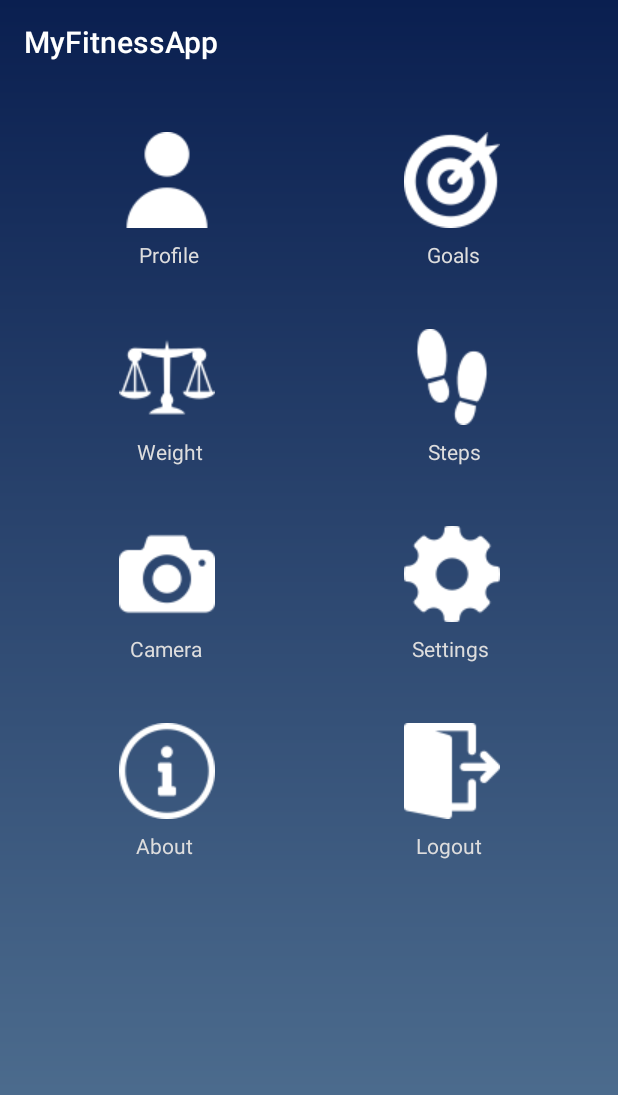
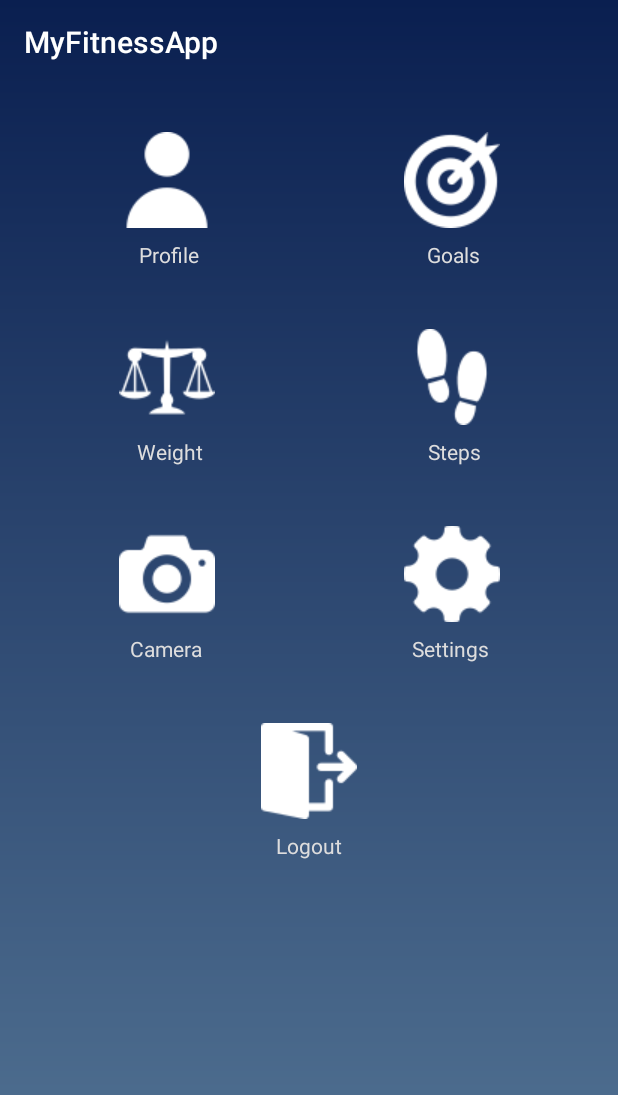
Before and after one commit to timalanjohnson/MyFitnessApp, an Android app: the DashboardActivity screen opened directly, with no data from a screen before it, on a phone screen of 412 x 824 dp. Shown: the top 1095 px of the screen. Run offline under Robolectric (Android 15) with nearby library versions, the phone set to English and light mode, and no system bars.

Commit message:
Final Submission

```diff
--- a/app/src/main/java/com/example/myfitnessapp/DashboardActivity.java
+++ b/app/src/main/java/com/example/myfitnessapp/DashboardActivity.java
@@ -15,7 +15,6 @@ public class DashboardActivity extends AppCompatActivity {
     ImageButton imageButtonSteps;
     ImageButton imageButtonPhoto;
     ImageButton imageButtonSettings;
-    ImageButton imageButtonAbout;
     ImageButton imageButtonLogout;
 
     @Override
@@ -29,7 +28,6 @@ public class DashboardActivity extends AppCompatActivity {
         imageButtonSteps = findViewById(R.id.imageButtonSteps);
         imageButtonPhoto = findViewById(R.id.imageButtonPhoto);
         imageButtonSettings = findViewById(R.id.imageButtonSettings);
-        imageButtonAbout = findViewById(R.id.imageButtonAbout);
         imageButtonLogout = findViewById(R.id.imageButtonLogout);
 
         // Launches corresponding activity on clicking a button.
--- a/app/src/main/java/com/example/myfitnessapp/StepCounterActivity.java
+++ b/app/src/main/java/com/example/myfitnessapp/StepCounterActivity.java
@@ -16,6 +16,7 @@ public class StepCounterActivity extends AppCompatActivity implements SensorEven
     SensorManager sensorManager;
 
     TextView textStepCount;
+    TextView textStepCountGoal;
     ProgressBar progressbarStepGoal;
 
     boolean running = false;
@@ -28,10 +29,12 @@ public class StepCounterActivity extends AppCompatActivity implements SensorEven
         getSupportActionBar().setDisplayHomeAsUpEnabled(true);
 
         textStepCount = findViewById(R.id.textStepCount);
+        textStepCountGoal = findViewById(R.id.textStepCountGoal);
         progressbarStepGoal = findViewById(R.id.progressbarStepGoal);
 
         sensorManager = (SensorManager) getSystemService(Context.SENSOR_SERVICE);
 
+        textStepCountGoal.setText("Goal: " + User.getUserStepGoal() + " steps.");
         int stepGoal = Integer.parseInt(User.getUserStepGoal());
         progressbarStepGoal.setMax(stepGoal);
     }
--- a/app/src/main/res/layout/activity_dashboard.xml
+++ b/app/src/main/res/layout/activity_dashboard.xml
@@ -175,16 +175,6 @@
                 android:orientation="horizontal">
 
                 <ImageButton
-                    android:id="@+id/imageButtonAbout"
-                    android:layout_width="wrap_content"
-                    android:layout_height="wrap_content"
-                    android:layout_gravity="center"
-                    android:layout_margin="8dp"
-                    android:layout_weight="1"
-                    android:background="@null"
-                    app:srcCompat="@drawable/info" />
-
-                <ImageButton
                     android:id="@+id/imageButtonLogout"
                     android:layout_width="wrap_content"
                     android:layout_height="wrap_content"
@@ -202,14 +192,6 @@
                 android:paddingBottom="40dp">
 
                 <TextView
-                    android:id="@+id/txtAbout"
-                    android:layout_width="wrap_content"
-                    android:layout_height="wrap_content"
-                    android:layout_weight="1"
-                    android:gravity="center"
-                    android:text="About" />
-
-                <TextView
                     android:id="@+id/txtLogout"
                     android:layout_width="wrap_content"
                     android:layout_height="wrap_content"
--- a/app/src/main/res/layout/activity_step_counter.xml
+++ b/app/src/main/res/layout/activity_step_counter.xml
@@ -46,12 +46,12 @@
 
     <ProgressBar
         android:id="@+id/progressbarStepGoal"
-        style="?android:attr/progressBarStyle"
+        style="@style/Widget.AppCompat.ProgressBar.Horizontal"
         android:layout_width="match_parent"
         android:layout_height="200dp"
         android:layout_centerInParent="true"
-        android:layout_margin="10dp"
-        android:layout_marginStart="8dp"
+        android:layout_marginStart="64dp"
+        android:layout_marginEnd="64dp"
         android:layout_marginTop="8dp"
         app:layout_constraintStart_toStartOf="parent"
         app:layout_constraintTop_toBottomOf="@+id/textStepCountGoal" />
--- a/app/src/main/res/layout/activity_weight.xml
+++ b/app/src/main/res/layout/activity_weight.xml
@@ -26,7 +26,7 @@
 
             <com.github.mikephil.charting.charts.LineChart
                 android:layout_width="match_parent"
-                android:layout_height="400dp"
+                android:layout_height="200dp"
                 android:textColor="@color/colorLightGrey"
                 android:id="@+id/weightGraph"></com.github.mikephil.charting.charts.LineChart>
 
```
Also changed, not shown: app/src/main/java/com/example/myfitnessapp/WeightActivity.java (+7 -15 lines).
